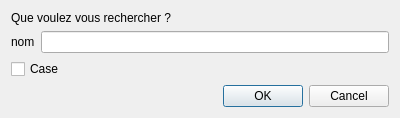
First picture: the form in vue/rechercher.ui, repository rom1504/rcontact, before the edit.
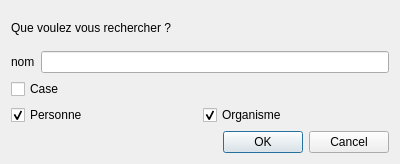
Second picture: the form after the edit.

Commit message: Modifications permettant l'ajout d'organismes et rendant fonctionnelles les card : mais pas de possibilité d'enregistrer les organismes encore (ni de les charger)

What changed in the file:
```diff
--- a/vue/rechercher.ui
+++ b/vue/rechercher.ui
@@ -7,7 +7,7 @@
     <x>0</x>
     <y>0</y>
     <width>400</width>
-    <height>96</height>
+    <height>164</height>
    </rect>
   </property>
   <property name="windowTitle">
@@ -42,6 +42,30 @@
      </property>
     </widget>
    </item>
+   <item>
+    <layout class="QHBoxLayout" name="horizontalLayout_2">
+     <item>
+      <widget class="QCheckBox" name="checkBoxPersonne">
+       <property name="text">
+        <string>Personne</string>
+       </property>
+       <property name="checked">
+        <bool>true</bool>
+       </property>
+      </widget>
+     </item>
+     <item>
+      <widget class="QCheckBox" name="checkBoxOrganisme">
+       <property name="text">
+        <string>Organisme</string>
+       </property>
+       <property name="checked">
+        <bool>true</bool>
+       </property>
+      </widget>
+     </item>
+    </layout>
+   </item>
    <item>
     <widget class="QDialogButtonBox" name="buttonBox">
      <property name="orientation">
```
The commit also changes 24 other files.
